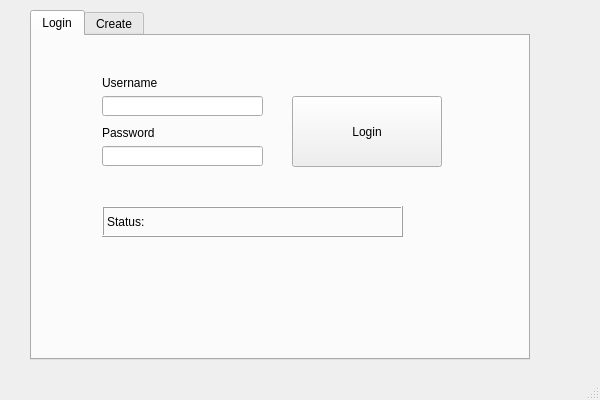
Qt form mainwindow.ui (curvySage/Get2gether) before a commit.
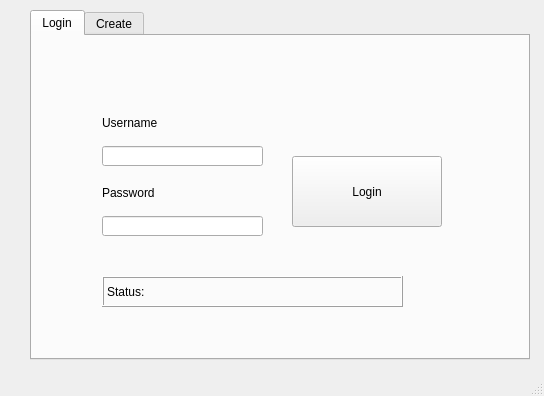
The same form after that commit.

```diff
--- a/mainwindow.ui
+++ b/mainwindow.ui
@@ -6,8 +6,8 @@
    <rect>
     <x>0</x>
     <y>0</y>
-    <width>600</width>
-    <height>400</height>
+    <width>544</width>
+    <height>396</height>
    </rect>
   </property>
   <property name="sizePolicy">
@@ -64,7 +64,7 @@
       <property name="geometry">
        <rect>
         <x>70</x>
-        <y>170</y>
+        <y>240</y>
         <width>301</width>
         <height>31</height>
        </rect>
@@ -83,7 +83,7 @@
       <property name="geometry">
        <rect>
         <x>70</x>
-        <y>110</y>
+        <y>180</y>
         <width>161</width>
         <height>20</height>
        </rect>
@@ -99,7 +99,7 @@
       <property name="geometry">
        <rect>
         <x>70</x>
-        <y>40</y>
+        <y>80</y>
         <width>100</width>
         <height>13</height>
        </rect>
@@ -112,7 +112,7 @@
       <property name="geometry">
        <rect>
         <x>70</x>
-        <y>60</y>
+        <y>110</y>
         <width>161</width>
         <height>20</height>
        </rect>
@@ -125,7 +125,7 @@
       <property name="geometry">
        <rect>
         <x>70</x>
-        <y>90</y>
+        <y>150</y>
         <width>100</width>
         <height>13</height>
        </rect>
@@ -138,7 +138,7 @@
       <property name="geometry">
        <rect>
         <x>260</x>
-        <y>60</y>
+        <y>120</y>
         <width>150</width>
         <height>71</height>
        </rect>
```
Left out of the diff: 12 changed lines with no effect on the pictures.
